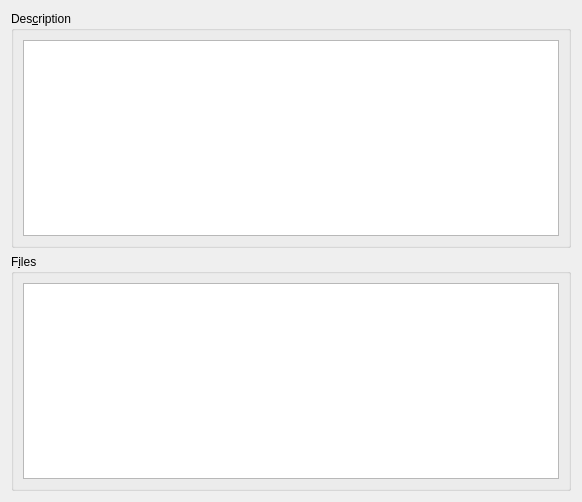
Qt form src/libs/utils/submiteditorwidget.ui (qt-creator/qt-creator) before a commit.
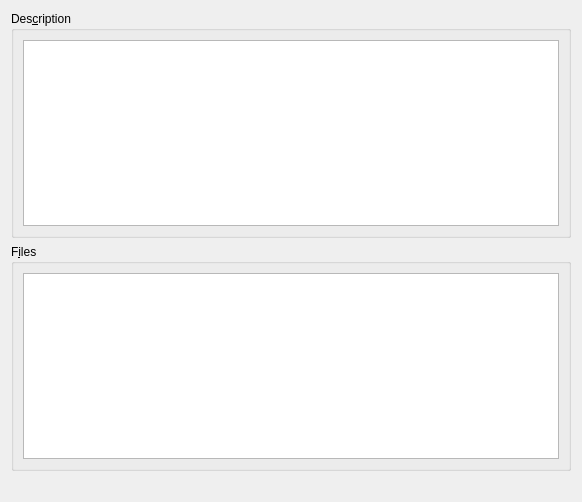
The same form after that commit.

Commit message: Fixes: Move icons into VCSBase, use buttons for submit

What changed in the file:
```diff
--- a/src/libs/utils/submiteditorwidget.ui
+++ b/src/libs/utils/submiteditorwidget.ui
@@ -51,6 +51,23 @@
      </layout>
     </widget>
    </item>
+   <item>
+    <layout class="QHBoxLayout" name="buttonLayout">
+     <item>
+      <spacer name="horizontalSpacer">
+       <property name="orientation">
+        <enum>Qt::Horizontal</enum>
+       </property>
+       <property name="sizeHint" stdset="0">
+        <size>
+         <width>40</width>
+         <height>20</height>
+        </size>
+       </property>
+      </spacer>
+     </item>
+    </layout>
+   </item>
   </layout>
  </widget>
  <resources/>
```
The commit also changes 20 other files.
